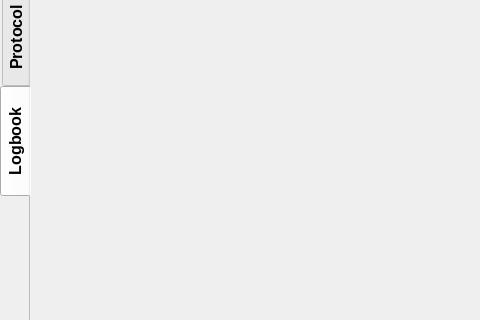
First picture: the form in Applications/relax/ui/mainwindow.ui, repository OpenMRI/ocra, before the edit; both pictures show x 0 to 480 and y 509 to 829 of the 1067 by 1010 pixel window.
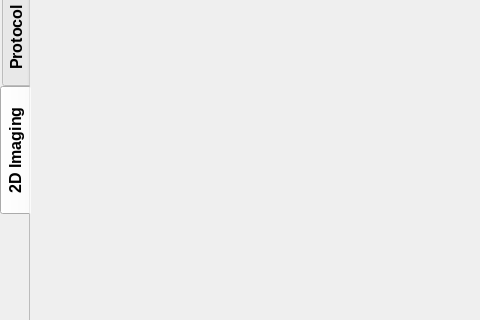
Second picture: the form after the edit. The open tabs and pages were chosen to show the change. Icons and pictures are not drawn.

Commit message: Framework for 2D Imaging (SE)

The edit to the form file:
```diff
--- a/Applications/relax/ui/mainwindow.ui
+++ b/Applications/relax/ui/mainwindow.ui
@@ -382,7 +382,7 @@
         <bool>false</bool>
        </property>
        <attribute name="title">
-        <string>  Logbook  </string>
+        <string>  2D Imaging  </string>
        </attribute>
        <layout class="QHBoxLayout" name="horizontalLayout_3">
         <property name="spacing">
```
Left out of the diff: 6 changed lines with no effect on the pictures. The commit also changes 33 other files.
